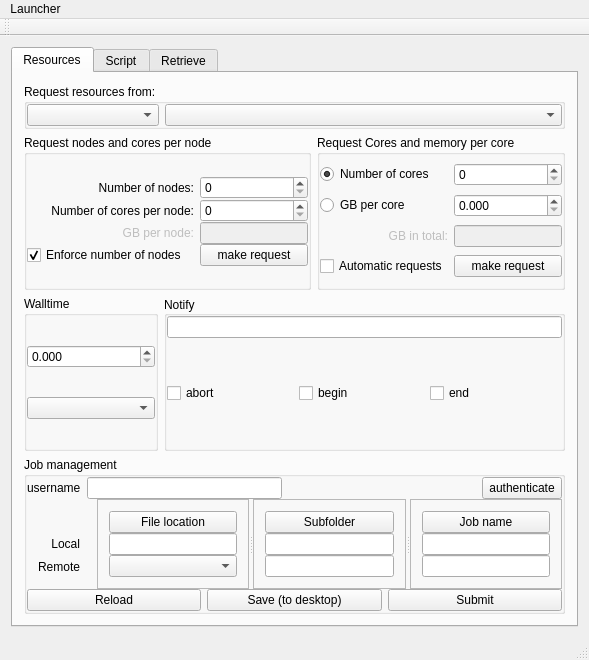
hpcuantwerpen/Launcher, file Launcher/mainwindow.ui: the form before one commit.
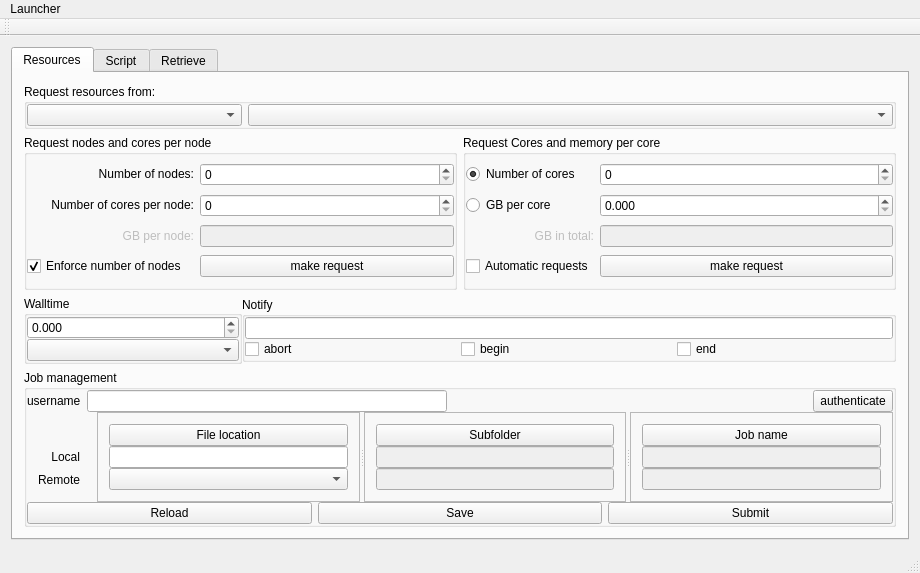
The form after the commit.

Patch:
```diff
--- a/Launcher/mainwindow.ui
+++ b/Launcher/mainwindow.ui
@@ -2,8 +2,16 @@
 <ui version="4.0">
  <class>MainWindow</class>
  <widget class="QMainWindow" name="MainWindow">
+  <property name="geometry">
+   <rect>
+    <x>0</x>
+    <y>0</y>
+    <width>920</width>
+    <height>573</height>
+   </rect>
+  </property>
   <property name="sizePolicy">
-   <sizepolicy hsizetype="Expanding" vsizetype="Preferred">
+   <sizepolicy hsizetype="Preferred" vsizetype="Preferred">
     <horstretch>0</horstretch>
     <verstretch>0</verstretch>
    </sizepolicy>
@@ -28,7 +36,7 @@
        <property name="sizePolicy">
         <sizepolicy hsizetype="MinimumExpanding" vsizetype="MinimumExpanding">
          <horstretch>1</horstretch>
-         <verstretch>1</verstretch>
+         <verstretch>0</verstretch>
         </sizepolicy>
        </property>
        <attribute name="title">
@@ -91,7 +99,7 @@
             <property name="title">
              <string>Request nodes and cores per node</string>
             </property>
-            <layout class="QVBoxLayout" name="verticalLayout_5">
+            <layout class="QHBoxLayout" name="horizontalLayout_10">
              <property name="leftMargin">
               <number>0</number>
              </property>
@@ -114,6 +122,12 @@
                  <property name="enabled">
                   <bool>false</bool>
                  </property>
+                 <property name="sizePolicy">
+                  <sizepolicy hsizetype="Preferred" vsizetype="Fixed">
+                   <horstretch>0</horstretch>
+                   <verstretch>0</verstretch>
+                  </sizepolicy>
+                 </property>
                  <property name="text">
                   <string>GB per node:</string>
                  </property>
@@ -124,6 +138,12 @@
                </item>
                <item row="0" column="0">
                 <widget class="QLabel" name="numberOfNodesLabel">
+                 <property name="sizePolicy">
+                  <sizepolicy hsizetype="Preferred" vsizetype="Fixed">
+                   <horstretch>0</horstretch>
+                   <verstretch>0</verstretch>
+                  </sizepolicy>
+                 </property>
                  <property name="text">
                   <string>Number of nodes:</string>
                  </property>
@@ -134,6 +154,12 @@
                </item>
                <item row="1" column="0">
                 <widget class="QLabel" name="numberOfCoresPerNodeLabel">
+                 <property name="sizePolicy">
+                  <sizepolicy hsizetype="Preferred" vsizetype="Fixed">
+                   <horstretch>0</horstretch>
+                   <verstretch>0</verstretch>
+                  </sizepolicy>
+                 </property>
                  <property name="text">
                   <string>Number of cores per node:</string>
                  </property>
@@ -196,30 +222,42 @@
               <number>0</number>
              </property>
              <item>
-              <layout class="QGridLayout" name="gridLayout_2">
+              <layout class="QGridLayout" name="gridLayout_2" rowstretch="0,0,0,0,0,0,0">
                <property name="verticalSpacing">
                 <number>0</number>
                </property>
-               <item row="6" column="1">
-                <widget class="QPushButton" name="wRequestCores">
+               <item row="4" column="0">
+                <widget class="QRadioButton" name="wGbPerCoreLabel">
+                 <property name="toolTip">
+                  <string>&lt;html&gt;&lt;head/&gt;&lt;body&gt;&lt;p&gt;If this radio button is checked, Launcher will try to find a configuration with 1) &lt;span style=&quot; font-weight:600;&quot;&gt;at least &lt;/span&gt;the specified number of cores, 2) an equal number of cores per node on every node,  and 3) at least the specified amount or memory per core. Such a configuration may not necessarily exist. In that case the request is undone. &lt;/p&gt;&lt;/body&gt;&lt;/html&gt;</string>
+                 </property>
                  <property name="text">
-                  <string>make request</string>
+                  <string>GB per core</string>
+                 </property>
+                </widget>
+               </item>
+               <item row="5" column="0">
+                <widget class="QLabel" name="gbTotalLabel">
+                 <property name="enabled">
+                  <bool>false</bool>
+                 </property>
+                 <property name="sizePolicy">
+                  <sizepolicy hsizetype="Preferred" vsizetype="Fixed">
+                   <horstretch>0</horstretch>
+                   <verstretch>0</verstretch>
+                  </sizepolicy>
+                 </property>
+                 <property name="text">
+                  <string>GB in total:</string>
+                 </property>
+                 <property name="alignment">
+                  <set>Qt::AlignRight|Qt::AlignTrailing|Qt::AlignVCenter</set>
                  </property>
                 </widget>
                </item>
                <item row="2" column="1">
                 <widget class="QSpinBox" name="wNCores"/>
                </item>
-               <item row="6" column="0">
-                <widget class="QCheckBox" name="wAutomaticRequests">
-                 <property name="text">
-                  <string>Automatic requests</string>
-                 </property>
-                 <property name="checked">
-                  <bool>false</bool>
-                 </property>
-                </widget>
-               </item>
                <item row="4" column="1">
                 <widget class="QDoubleSpinBox" name="wGbPerCore">
                  <property name="decimals">
@@ -230,26 +268,6 @@
                  </property>
                 </widget>
                </item>
-               <item row="5" column="1">
-                <widget class="QLineEdit" name="wGbTotal">
-                 <property name="enabled">
-                  <bool>false</bool>
-                 </property>
-                </widget>
-               </item>
-               <item row="5" column="0">
-                <widget class="QLabel" name="gBPerNodeLabel_2">
-                 <property name="enabled">
-                  <bool>false</bool>
-                 </property>
-                 <property name="text">
-                  <string>GB in total:</string>
-                 </property>
-                 <property name="alignment">
-                  <set>Qt::AlignRight|Qt::AlignTrailing|Qt::AlignVCenter</set>
-                 </property>
-                </widget>
-               </item>
                <item row="2" column="0">
                 <widget class="QRadioButton" name="wNCoresLabel">
                  <property name="toolTip">
@@ -267,13 +285,27 @@
                  </property>
                 </widget>
                </item>
-               <item row="4" column="0">
-                <widget class="QRadioButton" name="wGbPerCoreLabel">
-                 <property name="toolTip">
-                  <string>&lt;html&gt;&lt;head/&gt;&lt;body&gt;&lt;p&gt;If this radio button is checked, Launcher will try to find a configuration with 1) &lt;span style=&quot; font-weight:600;&quot;&gt;at least &lt;/span&gt;the specified number of cores, 2) an equal number of cores per node on every node,  and 3) at least the specified amount or memory per core. Such a configuration may not necessarily exist. In that case the request is undone. &lt;/p&gt;&lt;/body&gt;&lt;/html&gt;</string>
+               <item row="5" column="1">
+                <widget class="QLineEdit" name="wGbTotal">
+                 <property name="enabled">
+                  <bool>false</bool>
                  </property>
+                </widget>
+               </item>
+               <item row="6" column="1">
+                <widget class="QPushButton" name="wRequestCores">
                  <property name="text">
-                  <string>GB per core</string>
+                  <string>make request</string>
+                 </property>
+                </widget>
+               </item>
+               <item row="6" column="0">
+                <widget class="QCheckBox" name="wAutomaticRequests">
+                 <property name="text">
+                  <string>Automatic requests</string>
+                 </property>
+                 <property name="checked">
+                  <bool>false</bool>
                  </property>
                 </widget>
                </item>
@@ -285,14 +317,14 @@
          </layout>
         </item>
         <item>
-         <layout class="QHBoxLayout" name="horizontalLayout_3">
+         <layout class="QHBoxLayout" name="horizontalLayout_3" stretch="1,0">
           <property name="spacing">
-           <number>-1</number>
+           <number>0</number>
           </property>
           <property name="sizeConstraint">
            <enum>QLayout::SetDefaultConstraint</enum>
           </property>
-          <item>
+          <item alignment="Qt::AlignTop">
            <widget class="QGroupBox" name="wWalltimeGroup">
             <property name="sizePolicy">
              <sizepolicy hsizetype="Preferred" vsizetype="Preferred">
@@ -321,6 +353,12 @@
              </property>
              <item>
               <widget class="QDoubleSpinBox" name="wWalltime">
+               <property name="sizePolicy">
+                <sizepolicy hsizetype="Minimum" vsizetype="Fixed">
+                 <horstretch>0</horstretch>
+                 <verstretch>0</verstretch>
+                </sizepolicy>
+               </property>
                <property name="decimals">
                 <number>3</number>
                </property>
@@ -335,16 +373,22 @@
           <item>
            <widget class="QGroupBox" name="wNotifyGroup">
             <property name="sizePolicy">
-             <sizepolicy hsizetype="Preferred" vsizetype="Preferred">
+             <sizepolicy hsizetype="Preferred" vsizetype="Fixed">
               <horstretch>3</horstretch>
-              <verstretch>1</verstretch>
+              <verstretch>0</verstretch>
              </sizepolicy>
             </property>
+            <property name="maximumSize">
+             <size>
+              <width>16777215</width>
+              <height>16777215</height>
+             </size>
+            </property>
             <property name="title">
              <string>Notify</string>
             </property>
             <property name="alignment">
-             <set>Qt::AlignLeading|Qt::AlignLeft|Qt::AlignVCenter</set>
+             <set>Qt::AlignLeading|Qt::AlignLeft|Qt::AlignTop</set>
             </property>
             <property name="flat">
              <bool>false</bool>
@@ -373,10 +417,13 @@
                <property name="spacing">
                 <number>-1</number>
                </property>
+               <property name="sizeConstraint">
+                <enum>QLayout::SetDefaultConstraint</enum>
+               </property>
                <item>
                 <widget class="QCheckBox" name="wNotifyAbort">
                  <property name="sizePolicy">
-                  <sizepolicy hsizetype="Preferred" vsizetype="Preferred">
+                  <sizepolicy hsizetype="Preferred" vsizetype="Fixed">
                    <horstretch>0</horstretch>
                    <verstretch>0</verstretch>
                   </sizepolicy>
@@ -392,7 +439,7 @@
                <item>
                 <widget class="QCheckBox" name="wNotifyBegin">
                  <property name="sizePolicy">
-                  <sizepolicy hsizetype="Preferred" vsizetype="Preferred">
+                  <sizepolicy hsizetype="Preferred" vsizetype="Fixed">
                    <horstretch>0</horstretch>
                    <verstretch>0</verstretch>
                   </sizepolicy>
@@ -405,7 +452,7 @@
                <item>
                 <widget class="QCheckBox" name="wNotifyEnd">
                  <property name="sizePolicy">
-                  <sizepolicy hsizetype="Preferred" vsizetype="Preferred">
+                  <sizepolicy hsizetype="Preferred" vsizetype="Fixed">
                    <horstretch>0</horstretch>
                    <verstretch>0</verstretch>
                   </sizepolicy>
@@ -536,7 +583,11 @@
                   </widget>
                  </item>
                  <item>
-                  <widget class="QLineEdit" name="wLocal"/>
+                  <widget class="QLineEdit" name="wLocal">
+                   <property name="alignment">
+                    <set>Qt::AlignCenter</set>
+                   </property>
+                  </widget>
                  </item>
                  <item>
                   <widget class="QComboBox" name="wRemote"/>
@@ -559,10 +610,24 @@
                   </widget>
                  </item>
                  <item>
-                  <widget class="QLineEdit" name="wSubfolder"/>
+                  <widget class="QLineEdit" name="wSubfolder">
+                   <property name="enabled">
+                    <bool>false</bool>
+                   </property>
+                   <property name="alignment">
+                    <set>Qt::AlignCenter</set>
+                   </property>
+                  </widget>
                  </item>
                  <item>
-                  <widget class="QLineEdit" name="wSubfolder2"/>
+                  <widget class="QLineEdit" name="wSubfolder2">
+                   <property name="enabled">
+                    <bool>false</bool>
+                   </property>
+                   <property name="alignment">
+                    <set>Qt::AlignCenter</set>
+                   </property>
+                  </widget>
                  </item>
                 </layout>
                </widget>
@@ -582,10 +647,24 @@
                   </widget>
                  </item>
                  <item>
-                  <widget class="QLineEdit" name="wJobname"/>
+                  <widget class="QLineEdit" name="wJobname">
+                   <property name="enabled">
+                    <bool>false</bool>
+                   </property>
+                   <property name="alignment">
+                    <set>Qt::AlignCenter</set>
+                   </property>
+                  </widget>
                  </item>
                  <item>
-                  <widget class="QLineEdit" name="wJobname2"/>
+                  <widget class="QLineEdit" name="wJobname2">
+                   <property name="enabled">
+                    <bool>false</bool>
+                   </property>
+                   <property name="alignment">
+                    <set>Qt::AlignCenter</set>
+                   </property>
+                  </widget>
                  </item>
                 </layout>
                </widget>
@@ -605,7 +684,7 @@
              <item>
               <widget class="QPushButton" name="wSave">
                <property name="text">
-                <string>Save (to desktop)</string>
+                <string>Save</string>
                </property>
               </widget>
              </item>
@@ -749,7 +828,7 @@
     <rect>
      <x>0</x>
      <y>0</y>
-     <width>690</width>
+     <width>920</width>
      <height>22</height>
     </rect>
    </property>
@@ -761,6 +840,12 @@
    <addaction name="menuLauncher"/>
   </widget>
   <widget class="QToolBar" name="mainToolBar">
+   <property name="sizePolicy">
+    <sizepolicy hsizetype="Preferred" vsizetype="Preferred">
+     <horstretch>0</horstretch>
+     <verstretch>0</verstretch>
+    </sizepolicy>
+   </property>
    <attribute name="toolBarArea">
     <enum>TopToolBarArea</enum>
    </attribute>
```
Left out of the diff: 44 changed lines with no effect on the pictures.
